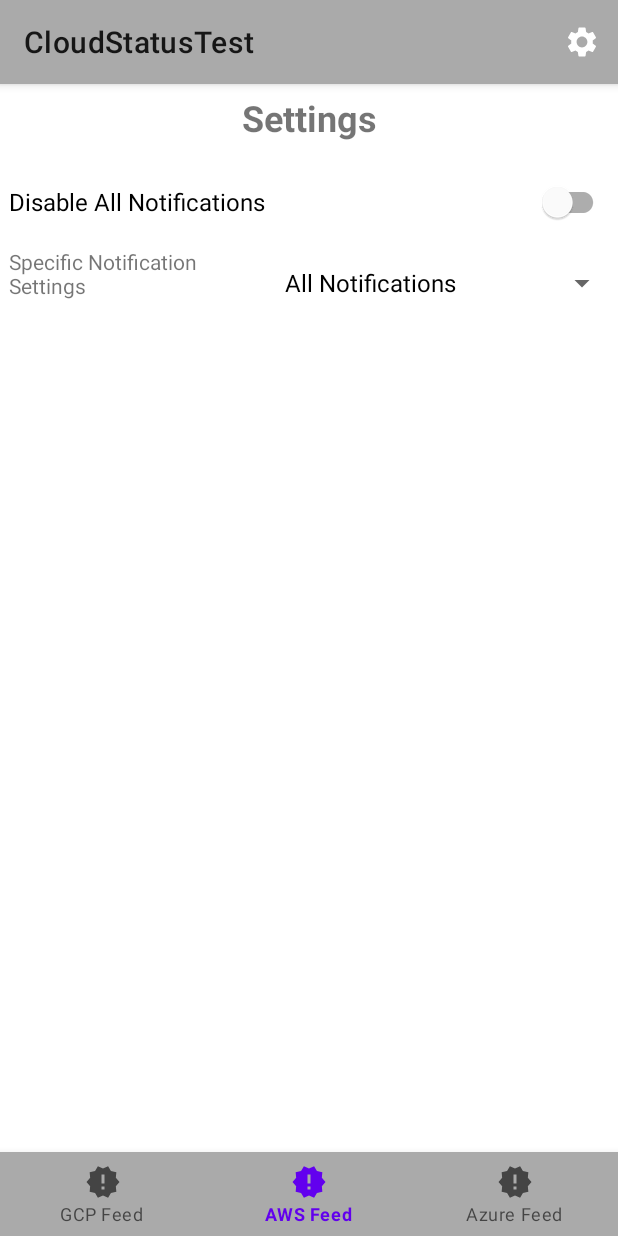
After one commit to 103sbavert/Cloudzy, an Android app: the SettingsFragment screen opened through its navigation route, on a phone screen of 412 x 824 dp. The commit adds this screen. Run offline under Robolectric (Android 15) with nearby library versions, the phone set to English and light mode, and no system bars; our stand-ins replace Dagger/Hilt's generated code, navigation-ui; 2 statements that could not run were skipped.

Commit message:
Adding Settings fragment with logic, Toolbar also added, navigation tested, and settings logic as also been tested i.e adding shared preferences values, progress bar has also been added in main activity to be used later on the show loading status

```diff
--- a/app/src/main/java/com/dbtechprojects/cloudstatustest/repository/MainRepository.kt
+++ b/app/src/main/java/com/dbtechprojects/cloudstatustest/repository/MainRepository.kt
@@ -52,4 +52,7 @@ constructor(
     fun getGcpEvent() = gcpapi.getGcpEvent()
 
     fun getDatabaseDao() = database.getDao()
+
+
+
 }
--- a/app/src/main/java/com/dbtechprojects/cloudstatustest/ui/main/MainActivity.kt
+++ b/app/src/main/java/com/dbtechprojects/cloudstatustest/ui/main/MainActivity.kt
@@ -1,10 +1,15 @@
 package com.dbtechprojects.cloudstatustest.ui.main
 
+import android.content.SharedPreferences
+import android.os.Build
 import android.os.Bundle
+import android.view.Menu
+import android.view.MenuItem
+import androidx.annotation.RequiresApi
 import androidx.appcompat.app.AppCompatActivity
+import androidx.core.view.isVisible
 import androidx.navigation.findNavController
 import androidx.navigation.ui.NavigationUI
-import androidx.navigation.ui.setupWithNavController
 import com.dbtechprojects.cloudstatustest.R
 import com.dbtechprojects.cloudstatustest.databinding.ActivityMainBinding
 import com.google.android.material.bottomnavigation.BottomNavigationView
@@ -13,11 +18,14 @@ import dagger.hilt.android.AndroidEntryPoint
 @AndroidEntryPoint
 class MainActivity : AppCompatActivity() {
 
+    private lateinit var preferences: SharedPreferences
+
     private val mainActivityBinding by lazy {
         ActivityMainBinding.inflate(layoutInflater)
     }
     lateinit var bottomNavigationView: BottomNavigationView
 
+    @RequiresApi(Build.VERSION_CODES.M)
     override fun onCreate(savedInstanceState: Bundle?) {
         super.onCreate(savedInstanceState)
 
@@ -28,5 +36,33 @@ class MainActivity : AppCompatActivity() {
 
         NavigationUI.setupWithNavController(bottomNavigationView, navController)
 
+        // setup action bar
+        setSupportActionBar(mainActivityBinding.toolbar)
+
+    }
+
+    // progressbarToggle
+    fun showProgressbar(isVisible: Boolean) {
+        mainActivityBinding.mainProgressBar.isVisible = isVisible
+    }
+
+
+    // setup menu
+
+    override fun onCreateOptionsMenu(menu: Menu?): Boolean {
+        menuInflater.inflate(R.menu.toolbar_menu, menu)
+        return true
+    }
+
+    // code to be run when settings button is clicked on toolbar
+    override fun onOptionsItemSelected(item: MenuItem): Boolean {
+        if (item.itemId == R.id.action_settings) {
+            // navigate to settings fragment
+            val navController = findNavController(R.id.nav_host_fragment)
+            navController.navigate(R.id.settingsFragment)
+
+        }
+
+        return super.onOptionsItemSelected(item)
     }
 }
--- /dev/null
+++ b/app/src/main/java/com/dbtechprojects/cloudstatustest/ui/main/fragments/SettingsFragment.kt
@@ -0,0 +1,151 @@
+package com.dbtechprojects.cloudstatustest.ui.main.fragments
+
+import android.content.Context
+import android.content.SharedPreferences
+import android.os.Bundle
+import android.util.Log
+import android.view.View
+import android.widget.AdapterView
+import android.widget.ArrayAdapter
+import androidx.fragment.app.Fragment
+import com.dbtechprojects.cloudstatustest.R
+import com.dbtechprojects.cloudstatustest.databinding.FragmentSettingsBinding
+import com.dbtechprojects.cloudstatustest.ui.main.MainActivity
+
+class SettingsFragment : Fragment(R.layout.fragment_settings), AdapterView.OnItemSelectedListener {
+
+    lateinit var binding: FragmentSettingsBinding
+    val mainActivity: MainActivity by lazy {
+        requireActivity() as MainActivity
+    }
+
+    private val TAG = "SettingsFragment"
+    lateinit var pref: SharedPreferences
+
+    override fun onViewCreated(view: View, savedInstanceState: Bundle?) {
+        super.onViewCreated(view, savedInstanceState)
+        binding = FragmentSettingsBinding.bind(view)
+
+        //instantiate SharedPreferences
+        pref = activity?.getPreferences(Context.MODE_PRIVATE)!!
+
+        notificationStatusCheck()
+        setupCheckListeners()
+        setupProductNotificationSelector()
+
+    }
+
+    private fun setupProductNotificationSelector() {
+        // declare list of options
+        val options = listOf<String>("AWS Notifications Only", "GCP Notifications Only", "Azure Notifications Only", "All Notifications")
+
+        // setup adapter
+        val adapter: ArrayAdapter<String> = ArrayAdapter<String>(requireContext(), android.R.layout.simple_spinner_dropdown_item, options)
+        binding.settingsProductNotificationsSelectorDropDown.adapter = adapter
+        binding.settingsProductNotificationsSelectorDropDown.onItemSelectedListener = this
+
+        //populate spinner with selected option or set default
+        populateSpinner()
+
+    }
+
+    private fun populateSpinner() {
+        pref.let {
+            // check for a specific setting
+            val status = it.getString("Specific Notification Selection", "")
+            Log.d(TAG, "spinner status : ${status.toString()}")
+
+            if (status.isNullOrEmpty()){
+                // set to default
+                binding.settingsProductNotificationsSelectorDropDown.setSelection(3)
+
+            } else {
+                // setting has already been set so lets set the drop down to the user's setting
+                binding.settingsProductNotificationsSelectorDropDown.setSelection(status.toInt())
+            }
+        }
+    }
+
+    private fun setupCheckListeners() {
+        binding.settingsNotificationsSwitch.setOnCheckedChangeListener { buttonView, isChecked ->
+
+            pref.let {
+                val prefEdit = it.edit()
+                if (prefEdit != null) {
+                    if (isChecked){
+                        /* check box is checked so we will set preferences value to 1 for Disabled, this will then cancel all WorkManager tasks
+                         when MainActivity is next created */
+                        prefEdit.putString("Notification_Status", "1")
+                        prefEdit.apply()
+                    } else {
+                        /* check box is unchecked so we will set preferences value to 0 for enabled and will cause WorkManager workers to be recreated
+                         when MainActivity is next created */
+                        prefEdit.putString("Notification_Status", "0")
+                        prefEdit.apply()
+                    }
+
+                }
+
+            }
+
+        }
+    }
+
+    private fun notificationStatusCheck() {
+        // check preferences and set Notifications Master switch accordingly
+
+        pref.let { preferences ->
+
+            val status = preferences.getString("Notification_Status", "")
+
+            if (status.isNullOrEmpty()) {
+                binding.settingsNotificationsSwitch.isChecked = false // show "disable notifications as unchecked.
+            }
+
+            if (status == "1") {
+                // notifications are disabled
+                binding.settingsNotificationsSwitch.isChecked = true
+
+            }
+
+            if (status == "0") {
+                // notifications are enabled
+                binding.settingsNotificationsSwitch.isChecked = false
+            }
+
+        }
+
+    }
+
+
+
+    // Specific notification settings will be set as follows in shared preferences
+    /*
+            preferences string will be "Specific Notification Selection"
+
+            default will be  3 -> "All Notifications"
+
+            0 -> "AWS Notifications Only"
+            1 -> "GCP Notifications Only"
+            2 -> "Azure Notifications Only"
+            3 -> "All Notifications" (Default)
+     */
+
+
+    // override methods for product notification settings dropdown
+
+    override fun onItemSelected(parent: AdapterView<*>?, view: View?, position: Int, id: Long) {
+        // log selection
+        Log.d(TAG, "onItemSelected: postion of item is $position")
+
+        // set notification setting in shared preferences
+        val edit = pref.edit()
+        edit.putString("Specific Notification Selection", position.toString())
+        edit.apply()
+
+    }
+
+    override fun onNothingSelected(parent: AdapterView<*>?) {
+
+    }
+}
--- /dev/null
+++ b/app/src/main/res/drawable-v24/ic_baseline_settings_24.xml
@@ -0,0 +1,5 @@
+<vector android:height="24dp" android:tint="#FFFFFF"
+    android:viewportHeight="24" android:viewportWidth="24"
+    android:width="24dp" xmlns:android="http://schemas.android.com/apk/res/android">
+    <path android:fillColor="@android:color/white" android:pathData="M19.14,12.94c0.04,-0.3 0.06,-0.61 0.06,-0.94c0,-0.32 -0.02,-0.64 -0.07,-0.94l2.03,-1.58c0.18,-0.14 0.23,-0.41 0.12,-0.61l-1.92,-3.32c-0.12,-0.22 -0.37,-0.29 -0.59,-0.22l-2.39,0.96c-0.5,-0.38 -1.03,-0.7 -1.62,-0.94L14.4,2.81c-0.04,-0.24 -0.24,-0.41 -0.48,-0.41h-3.84c-0.24,0 -0.43,0.17 -0.47,0.41L9.25,5.35C8.66,5.59 8.12,5.92 7.63,6.29L5.24,5.33c-0.22,-0.08 -0.47,0 -0.59,0.22L2.74,8.87C2.62,9.08 2.66,9.34 2.86,9.48l2.03,1.58C4.84,11.36 4.8,11.69 4.8,12s0.02,0.64 0.07,0.94l-2.03,1.58c-0.18,0.14 -0.23,0.41 -0.12,0.61l1.92,3.32c0.12,0.22 0.37,0.29 0.59,0.22l2.39,-0.96c0.5,0.38 1.03,0.7 1.62,0.94l0.36,2.54c0.05,0.24 0.24,0.41 0.48,0.41h3.84c0.24,0 0.44,-0.17 0.47,-0.41l0.36,-2.54c0.59,-0.24 1.13,-0.56 1.62,-0.94l2.39,0.96c0.22,0.08 0.47,0 0.59,-0.22l1.92,-3.32c0.12,-0.22 0.07,-0.47 -0.12,-0.61L19.14,12.94zM12,15.6c-1.98,0 -3.6,-1.62 -3.6,-3.6s1.62,-3.6 3.6,-3.6s3.6,1.62 3.6,3.6S13.98,15.6 12,15.6z"/>
+</vector>
--- a/app/src/main/res/layout/activity_main.xml
+++ b/app/src/main/res/layout/activity_main.xml
@@ -6,10 +6,36 @@
     xmlns:app="http://schemas.android.com/apk/res-auto"
     tools:context=".ui.main.MainActivity">
 
+    <androidx.appcompat.widget.Toolbar
+        android:layout_width="0dp"
+        android:layout_height="wrap_content"
+        android:id="@+id/toolbar"
+        android:background="@android:color/darker_gray"
+        app:layout_constraintTop_toTopOf="parent"
+        app:layout_constraintLeft_toLeftOf="parent"
+        app:layout_constraintRight_toRightOf="parent"
+        android:elevation="4dp"
+        />
+
+    <ProgressBar
+        android:id="@+id/main_progress_bar"
+        android:layout_width="wrap_content"
+        android:layout_height="wrap_content"
+        android:visibility="invisible"
+        app:layout_constraintBottom_toBottomOf="parent"
+        app:layout_constraintLeft_toLeftOf="parent"
+        app:layout_constraintRight_toRightOf="parent"
+        app:layout_constraintTop_toTopOf="parent"
+        tools:visibility="visible" />
+
     <FrameLayout
         android:id="@+id/fragement_container"
         android:layout_width="match_parent"
-        android:layout_height="match_parent">
+        android:layout_height="0dp"
+        app:layout_constraintLeft_toLeftOf="parent"
+        app:layout_constraintRight_toRightOf="parent"
+        app:layout_constraintBottom_toBottomOf="parent"
+        app:layout_constraintTop_toBottomOf="@id/toolbar">
 
         <fragment
             android:id="@+id/nav_host_fragment"
--- /dev/null
+++ b/app/src/main/res/layout/fragment_settings.xml
@@ -0,0 +1,51 @@
+<?xml version="1.0" encoding="utf-8"?>
+<androidx.constraintlayout.widget.ConstraintLayout xmlns:android="http://schemas.android.com/apk/res/android"
+    xmlns:tools="http://schemas.android.com/tools"
+    android:layout_width="match_parent"
+    android:layout_height="match_parent"
+    xmlns:app="http://schemas.android.com/apk/res-auto">
+
+    <TextView
+        android:id="@+id/settings_title"
+        android:layout_width="wrap_content"
+        android:layout_height="wrap_content"
+        android:text="@string/settings"
+        android:textSize="24sp"
+        android:textStyle="bold"
+        app:layout_constraintLeft_toLeftOf="parent"
+        app:layout_constraintRight_toRightOf="parent"
+        app:layout_constraintTop_toTopOf="parent"
+        android:layout_marginTop="6dp"/>
+
+    <com.google.android.material.switchmaterial.SwitchMaterial
+        android:id="@+id/settings_notifications_switch"
+        android:layout_width="0dp"
+        android:layout_height="wrap_content"
+        android:layout_marginTop="16dp"
+        android:padding="6dp"
+        android:text="@string/disable_notifications"
+        android:textSize="16sp"
+        app:layout_constraintEnd_toEndOf="parent"
+        app:layout_constraintLeft_toLeftOf="parent"
+        app:layout_constraintStart_toStartOf="parent"
+        app:layout_constraintTop_toBottomOf="@id/settings_title" />
+
+    <TextView
+        android:layout_width="0dp"
+        android:layout_height="wrap_content"
+        android:id="@+id/settings_product_Notifications_Selector_Tv"
+        android:text="Specific Notification Settings"
+        app:layout_constraintTop_toBottomOf="@id/settings_notifications_switch"
+        app:layout_constraintLeft_toLeftOf="parent"
+        app:layout_constraintRight_toLeftOf="@id/settings_product_Notifications_Selector_dropDown"
+        android:padding="6dp"/>
+
+    <Spinner
+        android:id="@+id/settings_product_Notifications_Selector_dropDown"
+        android:layout_width="0dp"
+        android:layout_height="wrap_content"
+        app:layout_constraintRight_toRightOf="parent"
+        android:padding="6dp"
+        app:layout_constraintTop_toBottomOf="@id/settings_notifications_switch"
+        />
+</androidx.constraintlayout.widget.ConstraintLayout>
--- /dev/null
+++ b/app/src/main/res/menu/toolbar_menu.xml
@@ -0,0 +1,14 @@
+<?xml version="1.0" encoding="utf-8"?>
+<menu xmlns:android="http://schemas.android.com/apk/res/android"
+    xmlns:app="http://schemas.android.com/apk/res-auto"
+    xmlns:tools="http://schemas.android.com/tools"
+    tools:context=".MainActivity">
+
+    <item
+        android:id="@+id/action_settings"
+        android:orderInCategory="300"
+        android:title="User"
+        android:icon="@drawable/ic_baseline_settings_24"
+        app:showAsAction="ifRoom" />
+
+</menu>
--- a/app/src/main/res/navigation/main_nav_graph.xml
+++ b/app/src/main/res/navigation/main_nav_graph.xml
@@ -9,7 +9,7 @@
         android:id="@+id/awsFragment"
         android:name="com.dbtechprojects.cloudstatustest.ui.main.fragments.AwsFragment"
         android:label="fragment_aws"
-        tools:layout="@layout/fragment_main" />
+        tools:layout="@layout/fragment_aws" />
 
     <fragment
         android:id="@+id/azureFragment"
@@ -22,4 +22,9 @@
         android:name="com.dbtechprojects.cloudstatustest.ui.main.fragments.GcpFragment"
         android:label="fragment_Gcp"
         tools:layout="@layout/fragment_gcp" />
+    <fragment
+        android:id="@+id/settingsFragment"
+        android:name="com.dbtechprojects.cloudstatustest.ui.main.fragments.SettingsFragment"
+        android:label="SettingsFragment"
+        tools:layout="@layout/fragment_settings"/>
 </navigation>
--- a/app/src/main/res/values/strings.xml
+++ b/app/src/main/res/values/strings.xml
@@ -2,4 +2,7 @@
     <string name="app_name">CloudStatusTest</string>
     <!-- TODO: Remove or change this placeholder text -->
     <string name="hello_blank_fragment">Hello blank fragment</string>
+    <string name="disable_notifications">Disable All Notifications</string>
+    <string name="settings">Settings</string>
+    <string name="all_notification_enabled">All Notifications Enabled</string>
 </resources>
```
